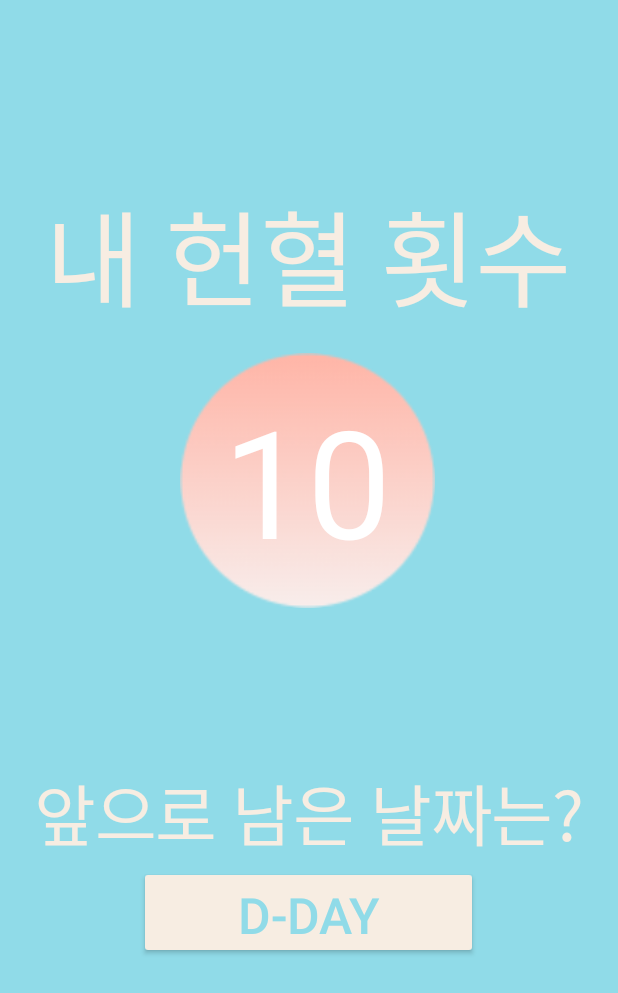
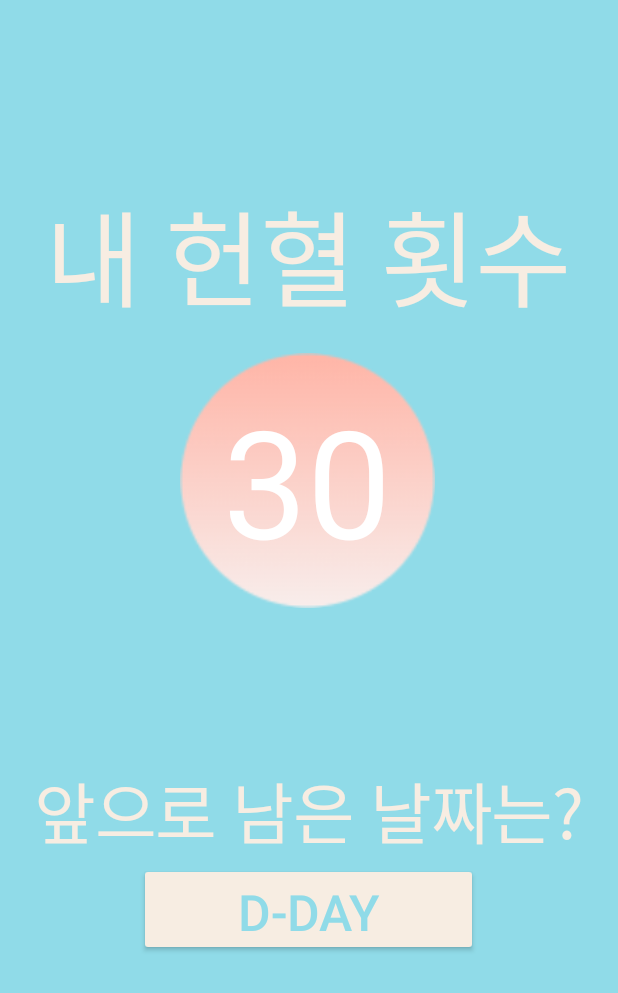
Before and after one commit to KimKiHyun0206/S2E2, an Android app: the screen it shows after launch (SecondActivity before the commit, MainActivity after it), on a phone screen of 412 x 824 dp. Shown: the top 993 px of the screen. Run offline under Robolectric (Android 15) with nearby library versions, the phone set to English and light mode, and no system bars.

Commit message:
코드 리펙토링

```diff
--- a/app/src/main/AndroidManifest.xml
+++ b/app/src/main/AndroidManifest.xml
@@ -5,6 +5,7 @@
     <uses-permission android:name="android.permission.INTERNET" />
     <uses-permission android:name="android.permission.ACCESS_FINE_LOCATION" />
     <uses-permission android:name="android.permission.ACCESS_COARSE_LOCATION" />
+    <uses-permission android:name="android.permission.ACCESS_BACKGROUND_LOCATION" />
     <uses-permission android:name="android.permission.VIBRATE" />
 
     <application
@@ -30,7 +31,8 @@
                 android:value="" />
         </activity>
 
-        <activity android:name=".SecondActivity"
+        <activity
+            android:name=".MainActivity"
             android:exported="true">
             <intent-filter>
                 <action android:name="android.intent.action.MAIN" />
@@ -41,7 +43,6 @@
 
         <meta-data
             android:name="com.google.android.geo.API_KEY"
-            android:value="AIzaSyCNei4jTVZQUoO4oylpKEJyh0maKbY98hw"
-            />
+            android:value="AIzaSyCNei4jTVZQUoO4oylpKEJyh0maKbY98hw" />
     </application>
 </manifest>
--- a/app/src/main/java/com/example/s2e2/SecondActivity.java
+++ b/app/src/main/java/com/example/s2e2/MainActivity.java
@@ -5,12 +5,11 @@ import android.content.Intent;
 import android.content.pm.PackageInfo;
 import android.content.pm.PackageManager;
 import android.content.pm.Signature;
-import android.content.res.Resources;
 import android.os.Bundle;
-
 import android.util.Base64;
 import android.util.Log;
 import android.view.View;
+import android.widget.Button;
 import android.widget.TextView;
 
 import androidx.annotation.Nullable;
@@ -18,29 +17,47 @@ import androidx.annotation.Nullable;
 import java.security.MessageDigest;
 import java.security.NoSuchAlgorithmException;
 
-public class SecondActivity extends Activity {
+public class MainActivity extends Activity {
+
+    private int count = 30;
+    private int lastDay = 365;
+    private int passDay = 365;
 
     @Override
     protected void onCreate(@Nullable Bundle savedInstanceState) {
         super.onCreate(savedInstanceState);
-        setContentView(R.layout.avticity_second);
+        setContentView(R.layout.avticity_main);
 
-        getHashKey();
-        Resources res = getResources();
-        TextView textView = findViewById(R.id.bloodView);
+        TextView bloodCountTextView = findViewById(R.id.bloodDonationCountTextView);
 
-        String str = res.getString(R.string.count);
-        textView.setText(str);
+        String str = String.valueOf(count);
+        bloodCountTextView.setText(str);
+
+        Button lastDayButton = findViewById(R.id.lastDayCountButton);
+        lastDayButton.setText(calculateLastDay());
     }
 
+    private String calculateLastDay() {
+        if (lastDay - passDay == 0) {
+            return "D-Day";
+        }
+        return (lastDay - passDay) + "-day";
+    }
 
-
-    public void onClick(View view) {
+    public void goToMapPage(View view) {
         Intent intent = new Intent(this, MapActivity.class);
         startActivity(intent);
     }
 
-    private void getHashKey(){
+    public void setCount(int count) {
+        this.count = count;
+    }
+
+    public void setLastDay(int lastDay) {
+        this.lastDay = lastDay;
+    }
+
+    private void getHashKey() {
         PackageInfo packageInfo = null;
         try {
             packageInfo = getPackageManager().getPackageInfo(getPackageName(), PackageManager.GET_SIGNATURES);
--- a/app/src/main/res/layout/avticity_second.xml
+++ b/app/src/main/res/layout/avticity_main.xml
@@ -6,23 +6,22 @@
     android:background="#90DBE8">
 
     <Button
-        android:id="@+id/button"
+        android:id="@+id/lastDayCountButton"
         android:layout_width="226dp"
         android:layout_height="62dp"
         android:backgroundTint="#F7EDE2"
-        android:onClick="onClick"
-        android:text="D-Day"
+        android:onClick="goToMapPage"
+        android:textColor="#90DBE8"
         android:textSize="50px"
-        android:textColor="#90DBE8"
         app:layout_constraintBottom_toBottomOf="parent"
         app:layout_constraintEnd_toEndOf="parent"
         app:layout_constraintHorizontal_bias="0.497"
         app:layout_constraintStart_toStartOf="parent"
         app:layout_constraintTop_toTopOf="parent"
-        app:layout_constraintVertical_bias="0.758" />
+        app:layout_constraintVertical_bias="0.755" />
 
     <TextView
-        android:id="@+id/textView2"
+        android:id="@+id/myBloodDonationCountTexrView"
         android:layout_width="wrap_content"
         android:layout_height="wrap_content"
         android:fadeScrollbars="false"
@@ -39,7 +38,7 @@
         app:layout_constraintVertical_bias="0.198" />
 
     <TextView
-        android:id="@+id/textView3"
+        android:id="@+id/lastDayTextView"
         android:layout_width="wrap_content"
         android:layout_height="wrap_content"
         android:gravity="center"
@@ -47,15 +46,14 @@
         android:scaleY="3.2"
         android:text="앞으로 남은 날짜는?"
         android:textColor="#F7EDE2"
-        app:layout_constraintBottom_toTopOf="@+id/button"
+        app:layout_constraintBottom_toTopOf="@+id/lastDayCountButton"
         app:layout_constraintEnd_toEndOf="parent"
         app:layout_constraintStart_toStartOf="parent"
         app:layout_constraintTop_toTopOf="parent"
         app:layout_constraintVertical_bias="0.955" />
 
     <TextView
-        android:text="@string/count"
-        android:id="@+id/bloodView"
+        android:id="@+id/bloodDonationCountTextView"
         android:layout_width="170dp"
         android:layout_height="170dp"
         android:background="@drawable/icon_pastel"
@@ -67,7 +65,7 @@
         app:layout_constraintEnd_toEndOf="parent"
         app:layout_constraintHorizontal_bias="0.497"
         app:layout_constraintStart_toStartOf="parent"
-        app:layout_constraintTop_toBottomOf="@+id/textView2"
+        app:layout_constraintTop_toBottomOf="@+id/myBloodDonationCountTexrView"
         app:layout_constraintVertical_bias="0.117" />
 
 
```
Also changed, not shown: app/src/main/java/com/example/s2e2/MapActivity.java (+6 -8 lines), app/src/main/java/com/example/s2e2/MyPosition.java (added, +43 -0 lines), app/src/main/res/layout/activity_map.xml (+7 -8 lines).
